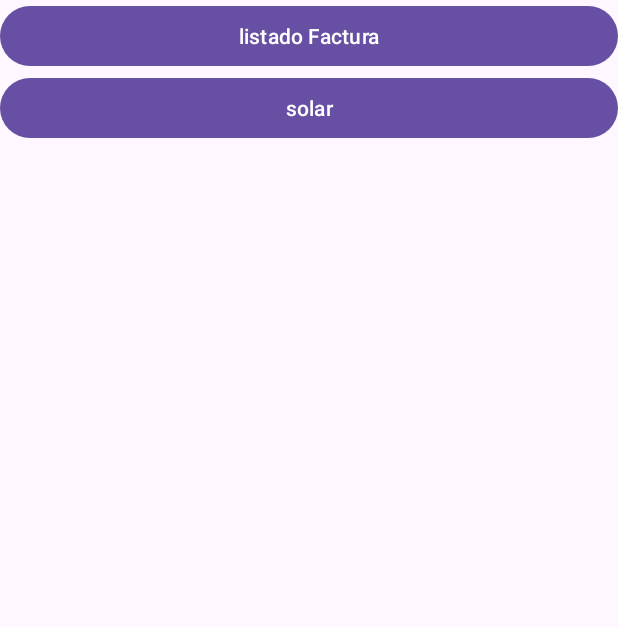
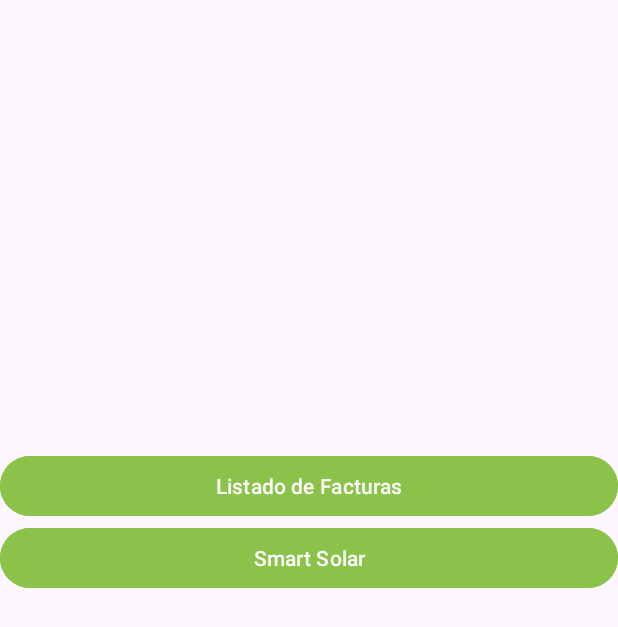
Before and after one commit to franciscojavierorellana/practicaAndroid, an Android app: the screen it shows after launch (MainActivity), on a phone screen of 412 x 824 dp. Shown: the top 627 px of the screen. Run offline under Robolectric (Android 15) with nearby library versions, the phone set to English and light mode, and no system bars.

Commit message:
Estilo Pantalla Inicial

```diff
--- a/app/src/main/java/com/example/practicaandroid/ui/view/ListadoFacturas.kt
+++ b/app/src/main/java/com/example/practicaandroid/ui/view/ListadoFacturas.kt
@@ -34,8 +34,8 @@ class ListadoFacturas : AppCompatActivity() {
         binding = ActivityListadoFacturasBinding.inflate(layoutInflater)
         setContentView(binding.root)
         //initRecyclerView(ArrayList())
-        facturaViewModel.onCreate()
         facturaViewModel.detallesFacturaModel.observe(this, Observer {
+            facturaViewModel.onCreate()
             initRecyclerView(it as MutableList<DetallesFactura>)
         })
 
--- a/app/src/main/java/com/example/practicaandroid/ui/viewModel/FacturaViewModel.kt
+++ b/app/src/main/java/com/example/practicaandroid/ui/viewModel/FacturaViewModel.kt
@@ -8,11 +8,9 @@ import androidx.lifecycle.ViewModel
 import androidx.lifecycle.ViewModelProvider
 import androidx.lifecycle.viewModelScope
 import com.example.practicaandroid.data.model.DetallesFactura
-import com.example.practicaandroid.data.model.DetallesFacturaDao
 import com.example.practicaandroid.data.model.DetallesFacturaDb
 import com.example.practicaandroid.domain.GetFacturaUseCase
 import kotlinx.coroutines.launch
-import java.lang.IllegalArgumentException
 
 class FacturaViewModel (application: Application) : AndroidViewModel(application) {
     private val facturaDao: DetallesFacturaDao
--- a/app/src/main/res/layout/activity_main.xml
+++ b/app/src/main/res/layout/activity_main.xml
@@ -2,7 +2,7 @@
 <LinearLayout xmlns:android="http://schemas.android.com/apk/res/android"
     xmlns:tools="http://schemas.android.com/tools"
     android:layout_width="match_parent"
-    android:layout_height="match_parent"
+    android:layout_height="wrap_content"
     android:id="@+id/viewRoot"
     tools:context=".ui.view.MainActivity"
     android:orientation="vertical">
@@ -11,11 +11,14 @@
         android:layout_width="match_parent"
         android:layout_height="wrap_content"
         android:id="@+id/listadoFactura"
-        android:text="listado Factura"/>
+        android:layout_marginTop="300sp"
+        android:text="@string/listado_boton"
+        android:backgroundTint="@color/green"/>
 
     <Button
         android:layout_width="match_parent"
         android:layout_height="wrap_content"
         android:id="@+id/smartSolar"
-        android:text="solar"/>
+        android:text="@string/smartSolar_boton"
+        android:backgroundTint="@color/green"/>
 </LinearLayout>
--- a/app/src/main/res/values/strings.xml
+++ b/app/src/main/res/values/strings.xml
@@ -30,6 +30,6 @@
     <string name="tipo_autoconsumo">Tipo autoconsumo</string>
     <string name="excedentes">Compensación de excedentes</string>
     <string name="potencia_instalacion">Potencia de instalación</string>
-    <!-- TODO: Remove or change this placeholder text -->
-    <string name="hello_blank_fragment">Hello blank fragment</string>
+    <string name="listado_boton">Listado de Facturas</string>
+    <string name="smartSolar_boton">Smart Solar</string>
 </resources>
```
